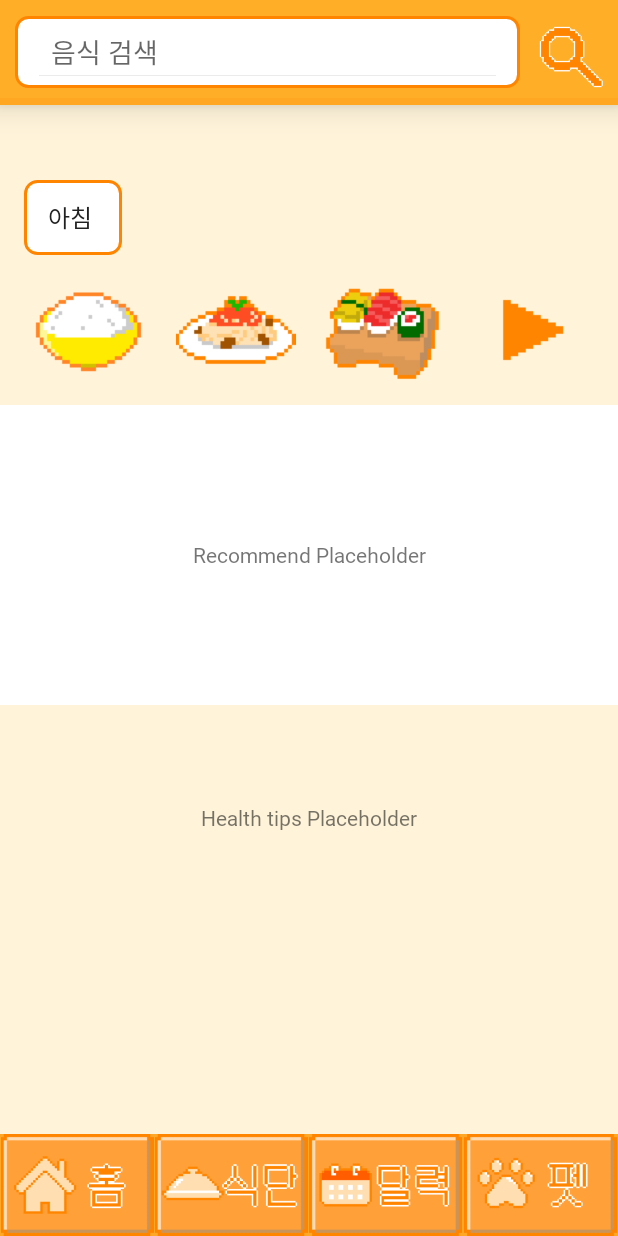
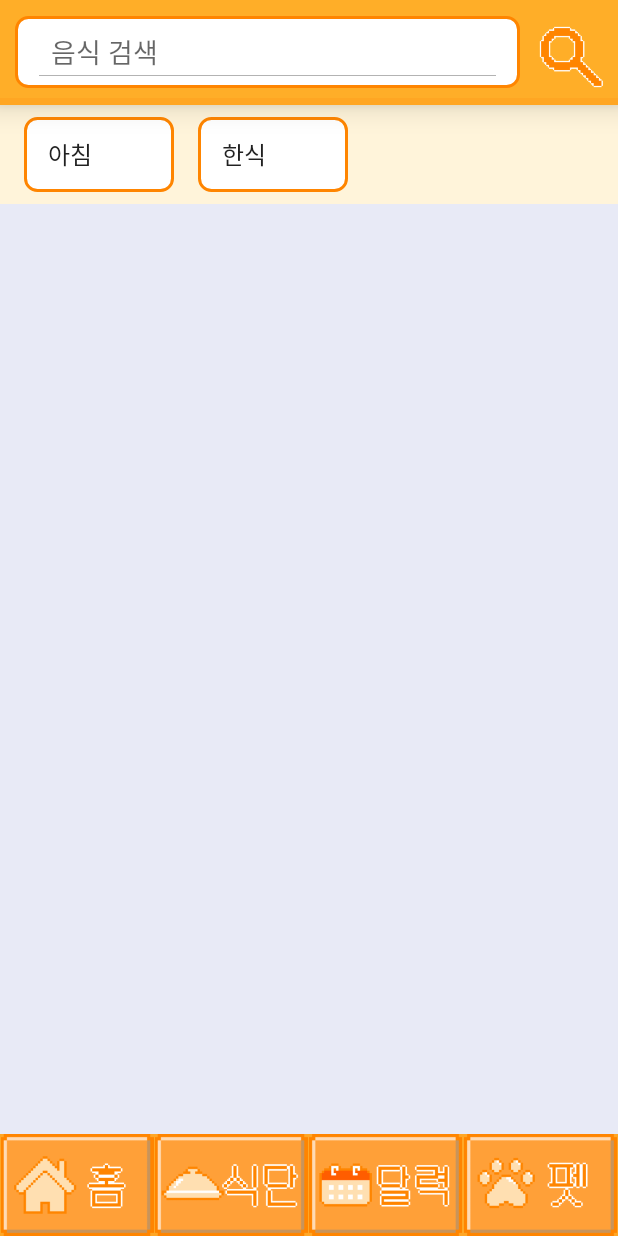
Before and after one commit to SneakySN/PetWithDietManagement, an Android app: the DietActivity screen opened directly, with no data from a screen before it, on a phone screen of 412 x 824 dp. Run offline under Robolectric (Android 15) with nearby library versions, the phone set to English and light mode, and no system bars.

Commit message:
binki good boy

```diff
--- a/app/src/main/java/com/example/petwithdietmanagement/DietActivity.java
+++ b/app/src/main/java/com/example/petwithdietmanagement/DietActivity.java
@@ -1,13 +1,13 @@
 package com.example.petwithdietmanagement;
 
 import android.content.Intent;
-import android.database.Cursor;
 import android.os.Bundle;
-import android.util.Log;
+import android.view.MotionEvent;
 import android.view.View;
+import android.widget.AdapterView;
 import android.widget.ImageButton;
 import android.widget.RelativeLayout;
-import android.widget.Toast;
+import android.widget.Spinner;
 
 import androidx.appcompat.app.AppCompatActivity;
 import androidx.appcompat.widget.SearchView;
@@ -15,9 +15,7 @@ import androidx.recyclerview.widget.LinearLayoutManager;
 import androidx.recyclerview.widget.RecyclerView;
 
 import com.example.petwithdietmanagement.data.Recipe;
-import com.example.petwithdietmanagement.database.RecipeDBHelper;
 import com.example.petwithdietmanagement.database.RecipeDBManager;
-import com.example.petwithdietmanagement.RecipeAdapter;
 
 import java.util.ArrayList;
 import java.util.List;
@@ -29,6 +27,8 @@ public class DietActivity extends AppCompatActivity {
     private List<Recipe> recipeList;
     private RecipeAdapter adapter;
     private RecyclerView recipeRecyclerView;
+    private Spinner mealTimeSpinner, categorySpinner;
+    private String selectedMealTime, selectedCategory;
 
     @Override
     public void onBackPressed() {
@@ -46,6 +46,36 @@ public class DietActivity extends AppCompatActivity {
         recipeRecyclerView = findViewById(R.id.recipe_recycler_view);
         recipeRecyclerView.setLayoutManager(new LinearLayoutManager(this));
 
+        mealTimeSpinner = findViewById(R.id.meal_time_spinner);
+        categorySpinner = findViewById(R.id.category_spinner);
+
+        // 스피너 선택 리스너 설정
+        mealTimeSpinner.setOnItemSelectedListener(new AdapterView.OnItemSelectedListener() {
+            @Override
+            public void onItemSelected(AdapterView<?> parent, View view, int position, long id) {
+                selectedMealTime = parent.getItemAtPosition(position).toString();
+                filterRecipes(searchView.getQuery().toString());
+            }
+
+            @Override
+            public void onNothingSelected(AdapterView<?> parent) {
+                selectedMealTime = null;
+            }
+        });
+
+        categorySpinner.setOnItemSelectedListener(new AdapterView.OnItemSelectedListener() {
+            @Override
+            public void onItemSelected(AdapterView<?> parent, View view, int position, long id) {
+                selectedCategory = parent.getItemAtPosition(position).toString();
+                filterRecipes(searchView.getQuery().toString());
+            }
+
+            @Override
+            public void onNothingSelected(AdapterView<?> parent) {
+                selectedCategory = null;
+            }
+        });
+
         // 검색 버튼
         ImageButton searchButton = findViewById(R.id.ic_search);
         searchButton.setOnClickListener(new View.OnClickListener() {
@@ -62,14 +92,43 @@ public class DietActivity extends AppCompatActivity {
         adapter = new RecipeAdapter(recipeList);
         recipeRecyclerView.setAdapter(adapter);
 
+        // 아이템 클릭 리스너 설정
+        adapter.setOnItemClickListener(new RecipeAdapter.OnItemClickListener() {
+            @Override
+            public void onItemClick(Recipe recipe) {
+                searchView.setQuery(recipe.getRecipeName(), false);
+                Intent intent = new Intent(DietActivity.this, SpecifiedDietActivity.class);
+                intent.putExtra("Recipe", searchView.getQuery()); // 필터링된 Recipe List를 전달
+                startActivity(intent);
+                overridePendingTransition(0, 0);
+            }
+        });
+
         searchView.setOnQueryTextListener(new SearchView.OnQueryTextListener() {
             @Override
             public boolean onQueryTextSubmit(String query) {
                 searchRecipes(query);
-                Intent intent = new Intent(DietActivity.this, SpecifiedDietActivity.class);
-                intent.putParcelableArrayListExtra("Recipes", new ArrayList<>(adapter.getFilteredList())); // 필터링된 Recipe List를 전달
-                startActivity(intent);
-                overridePendingTransition(0, 0);
+                ArrayList<Recipe> filteredRecipes = new ArrayList<>(adapter.getFilteredList());
+                String RecipeName = null;
+                // 검색어와 일치하는 레시피가 있는지 확인
+                boolean isRecipeFound = false;
+                for (Recipe recipe : filteredRecipes) {
+                    if (query.equals(recipe.getRecipeName())) {
+                        isRecipeFound = true;
+                        RecipeName = recipe.getRecipeName();
+                        break;
+                    }
+                }
+
+                // 일치하는 레시피가 있으면 포커스 해제
+                if (isRecipeFound) {
+                    Intent intent = new Intent(DietActivity.this, SpecifiedDietActivity.class);
+                    intent.putExtra("Recipe", RecipeName); // 필터링된 Recipe List를 전달
+                    startActivity(intent);
+                    overridePendingTransition(0, 0);
+                    return true;
+                }
+                searchView.clearFocus(); // 검색 후 포커스 해제
                 return true;
             }
 
@@ -77,6 +136,24 @@ public class DietActivity extends AppCompatActivity {
             public boolean onQueryTextChange(String newText) {
                 filterRecipes(newText);
                 return true;
+            }
+        });
+
+        searchView.setOnQueryTextFocusChangeListener(new View.OnFocusChangeListener() {
+            @Override
+            public void onFocusChange(View v, boolean hasFocus) {
+                if (!hasFocus && searchView.getQuery().length() == 0) {
+                    searchView.clearFocus();
+                }
+            }
+        });
+
+        // RecyclerView의 빈 공간을 누르면 포커스 해제
+        recipeRecyclerView.setOnTouchListener(new View.OnTouchListener() {
+            @Override
+            public boolean onTouch(View v, MotionEvent event) {
+                searchView.clearFocus();
+                return false;
             }
         });
 
@@ -126,43 +203,7 @@ public class DietActivity extends AppCompatActivity {
             }
         });
 
-        // 한식 버튼
-        ImageButton koreanFoodButton = findViewById(R.id.ic_korean_food);
-        koreanFoodButton.setOnClickListener(new View.OnClickListener() {
-            @Override
-            public void onClick(View v) {
-                Intent intent = new Intent(DietActivity.this, SpecifiedDietActivity.class); // 펫 메뉴 페이지로 이동
-                intent.putExtra("tag", "0"); // 식단 상세 페이지에 tag값 전달
-                startActivity(intent);
-                overridePendingTransition(0, 0);
-            }
-        });
-
-        // 일식 버튼
-        ImageButton japaneseFoodButton = findViewById(R.id.ic_japanese_food);
-        japaneseFoodButton.setOnClickListener(new View.OnClickListener() {
-            @Override
-            public void onClick(View v) {
-                Intent intent = new Intent(DietActivity.this, SpecifiedDietActivity.class); // 펫 메뉴 페이지로 이동
-                intent.putExtra("tag", "1"); // 식단 상세 페이지에 tag값 전달
-                startActivity(intent);
-                overridePendingTransition(0, 0);
-            }
-        });
-
-        // 양식 버튼
-        ImageButton westernFoodButton = findViewById(R.id.ic_western_food);
-        westernFoodButton.setOnClickListener(new View.OnClickListener() {
-            @Override
-            public void onClick(View v) {
-                Intent intent = new Intent(DietActivity.this, SpecifiedDietActivity.class); // 펫 메뉴 페이지로 이동
-                intent.putExtra("tag", "2"); // 식단 상세 페이지에 tag값 전달
-                startActivity(intent);
-                overridePendingTransition(0, 0);
-            }
-        });
-
-        // SearchView 이외의 다른 공간을 누르면 키보드를 숨깁니다.
+        // SearchView 이외의 다른 공간을 누르면 키보드를 숨기고 검색창을 숨깁니다.
         RelativeLayout mainLayout = findViewById(R.id.main_layout); // main_layout의 ID를 XML과 일치시킵니다
         mainLayout.setOnClickListener(new View.OnClickListener() {
             @Override
@@ -173,21 +214,12 @@ public class DietActivity extends AppCompatActivity {
     }
 
     private void searchRecipes(String query) {
-        Cursor cursor = dbManager.getRecipesByName(query);
-        List<Recipe> filteredRecipes = new ArrayList<>();
-        if (cursor.moveToFirst()) {
-            do {
-                Recipe recipe = new Recipe();
-                recipe.setRecipeName(cursor.getString(cursor.getColumnIndexOrThrow(RecipeDBHelper.COLUMN_RECIPE_NAME)));
-                // 필요한 다른 필드를 설정할 수 있습니다.
-                filteredRecipes.add(recipe);
-            } while (cursor.moveToNext());
-        }
-        cursor.close();
+        List<Recipe> filteredRecipes = dbManager.getRecipesByQuery(query);
         adapter.filter(filteredRecipes);
     }
 
     private void filterRecipes(String query) {
         searchRecipes(query);
+        searchView.setVisibility(View.VISIBLE); // 검색 중에는 검색창 보이기
     }
 }
--- a/app/src/main/java/com/example/petwithdietmanagement/RecipeAdapter.java
+++ b/app/src/main/java/com/example/petwithdietmanagement/RecipeAdapter.java
@@ -15,14 +15,19 @@ import java.util.List;
 public class RecipeAdapter extends RecyclerView.Adapter<RecipeAdapter.RecipeViewHolder> {
     private List<Recipe> recipeList;
     private List<Recipe> filteredList;
+    private OnItemClickListener onItemClickListener;
+
+    public interface OnItemClickListener {
+        void onItemClick(Recipe recipe);
+    }
 
     public RecipeAdapter(List<Recipe> recipeList) {
         this.recipeList = recipeList;
         this.filteredList = new ArrayList<>();
     }
 
-    public List<Recipe> getFilteredList() {
-        return filteredList;
+    public void setOnItemClickListener(OnItemClickListener listener) {
+        this.onItemClickListener = listener;
     }
 
     @Override
@@ -35,6 +40,14 @@ public class RecipeAdapter extends RecyclerView.Adapter<RecipeAdapter.RecipeView
     public void onBindViewHolder(RecipeViewHolder holder, int position) {
         Recipe recipe = filteredList.get(position);
         holder.recipeNameTextView.setText(recipe.getRecipeName());
+        holder.itemView.setOnClickListener(new View.OnClickListener() {
+            @Override
+            public void onClick(View v) {
+                if (onItemClickListener != null) {
+                    onItemClickListener.onItemClick(recipe);
+                }
+            }
+        });
     }
 
     @Override
@@ -48,6 +61,10 @@ public class RecipeAdapter extends RecyclerView.Adapter<RecipeAdapter.RecipeView
         notifyDataSetChanged();
     }
 
+    public List<Recipe> getFilteredList() {
+        return filteredList;
+    }
+
     public class RecipeViewHolder extends RecyclerView.ViewHolder {
         TextView recipeNameTextView;
 
--- a/app/src/main/res/layout/activity_diet.xml
+++ b/app/src/main/res/layout/activity_diet.xml
@@ -10,7 +10,7 @@
         android:id="@+id/top_menu"
         android:layout_width="match_parent"
         android:layout_height="70dp"
-        android:layout_marginBottom="663dp"
+        android:layout_alignParentTop="true"
         android:background="@drawable/linear_layout_bottom_border"
         android:gravity="center"
         android:elevation="12dp"
@@ -30,7 +30,8 @@
             style="@style/SearchViewStyle"
             app:queryHint="음식 검색"
             android:layout_marginStart="10dp"
-            android:layout_marginEnd="5dp"/>
+            android:layout_marginEnd="5dp"
+            android:visibility="gone"/>
 
         <ImageButton
             android:id="@+id/ic_search"
@@ -48,118 +49,38 @@
     <!-- 식사 시간 선택 (스피너) -->
     <Spinner
         android:id="@+id/meal_time_spinner"
-        android:layout_width="65dp"
+        android:layout_width="100dp"
         android:layout_height="wrap_content"
         android:layout_below="@+id/top_menu"
-        android:layout_alignParentStart="true"
-        android:layout_alignParentTop="true"
         android:layout_marginStart="16dp"
-        android:layout_marginTop="120dp"
+        android:layout_marginTop="8dp"
         android:entries="@array/meal_times"
         android:spinnerMode="dropdown"
-        android:background="@drawable/spinner_background"
-        />
+        android:background="@drawable/spinner_background" />
 
-    <!-- 카테고리 이미지 버튼 -->
-    <LinearLayout
-        android:id="@+id/category_buttons"
-        android:layout_width="match_parent"
-        android:layout_height="100dp"
-        android:layout_below="@id/meal_time_spinner"
-        android:orientation="horizontal"
-        android:gravity="center"
-        android:padding="10dp">
+    <!-- 카테고리 선택 (스피너) -->
+    <Spinner
+        android:id="@+id/category_spinner"
+        android:layout_width="100dp"
+        android:layout_height="wrap_content"
+        android:layout_below="@+id/top_menu"
+        android:layout_marginStart="16dp"
+        android:layout_marginTop="8dp"
+        android:layout_toEndOf="@id/meal_time_spinner"
+        android:entries="@array/food_categories"
+        android:spinnerMode="dropdown"
+        android:background="@drawable/spinner_background" />
 
-        <ImageButton
-            android:id="@+id/ic_korean_food"
-            android:layout_width="0dp"
-            android:layout_height="wrap_content"
-            android:layout_weight="1"
-            android:elevation="80dp"
-            android:translationZ="4dp"
-            android:scaleType="fitCenter"
-            android:background="?android:selectableItemBackground"
-            android:contentDescription="korean_food_description"
-            android:src="@drawable/korean_food" />
-
-        <ImageButton
-            android:id="@+id/ic_western_food"
-            android:layout_width="0dp"
-            android:layout_height="wrap_content"
-            android:layout_weight="1"
-            android:scaleType="fitCenter"
-            android:background="?android:selectableItemBackground"
-            android:contentDescription="western_food_description"
-            android:src="@drawable/western_food" />
-
-        <ImageButton
-            android:id="@+id/ic_japanese_food"
-            android:layout_width="0dp"
-            android:layout_height="wrap_content"
-            android:layout_weight="1"
-            android:scaleType="fitCenter"
-            android:background="?android:selectableItemBackground"
-            android:contentDescription="japanese_food_description"
-            android:src="@drawable/japanese_food" />
-
-        <ImageButton
-            android:id="@+id/ic_more"
-            android:layout_width="0dp"
-            android:layout_height="wrap_content"
-            android:layout_weight="1"
-            android:scaleType="fitCenter"
-            android:background="?android:selectableItemBackground"
-            android:contentDescription="more_button_description"
-            android:src="@drawable/more" />
-    </LinearLayout>
-
-    <!-- 메뉴 추천 -->
-    <LinearLayout
-        android:id="@+id/recommend_section"
-        android:layout_width="match_parent"
-        android:layout_height="200dp"
-        android:layout_below="@id/category_buttons"
-        android:orientation="vertical"
-        android:gravity="center"
-        android:padding="20dp"
-        android:background="@android:color/white">
-
-        <!-- Placeholder for recommendation menu -->
-        <TextView
-            android:layout_width="match_parent"
-            android:layout_height="match_parent"
-            android:text="Recommend Placeholder"
-            android:gravity="center"
-            />
-    </LinearLayout>
-
-    <!-- 건강 팁 -->
-    <LinearLayout
-        android:id="@+id/tip_section"
-        android:layout_width="match_parent"
-        android:layout_height="150dp"
-        android:layout_below="@id/recommend_section"
-        android:orientation="vertical"
-        android:gravity="center"
-        android:padding="20dp"
-        >
-
-        <!-- Placeholder for health tips -->
-        <TextView
-            android:layout_width="match_parent"
-            android:layout_height="match_parent"
-            android:text="Health tips Placeholder"
-            android:gravity="center"
-            />
-    </LinearLayout>
-
-    <!-- 검색 결과를 표시할 RecyclerView 추가 -->
+    <!-- 검색 결과를 표시할 RecyclerView -->
     <androidx.recyclerview.widget.RecyclerView
         android:id="@+id/recipe_recycler_view"
         android:layout_width="match_parent"
-        android:layout_height="wrap_content"
-        android:layout_below="@id/tip_section"
-        android:layout_marginTop="16dp"/>
+        android:layout_height="0dp"
+        android:layout_below="@id/category_spinner"
+        android:layout_above="@id/bottom_menu"
+        android:layout_marginTop="8dp"
+        android:layout_weight="1"
+        android:background="#E8EAF6"/>
 
     <!-- 바텀 네비게이션 바 -->
     <LinearLayout
--- a/app/src/main/res/values/array.xml
+++ b/app/src/main/res/values/array.xml
@@ -19,4 +19,14 @@
         <item>탄수화물</item>
         <item>나트륨</item>
     </string-array>
+
+
+
+    <string-array name="food_categories">
+        <item>한식</item>
+        <item>양식</item>
+        <item>일식</item>
+    </string-array>
+
+
 </resources>
```
